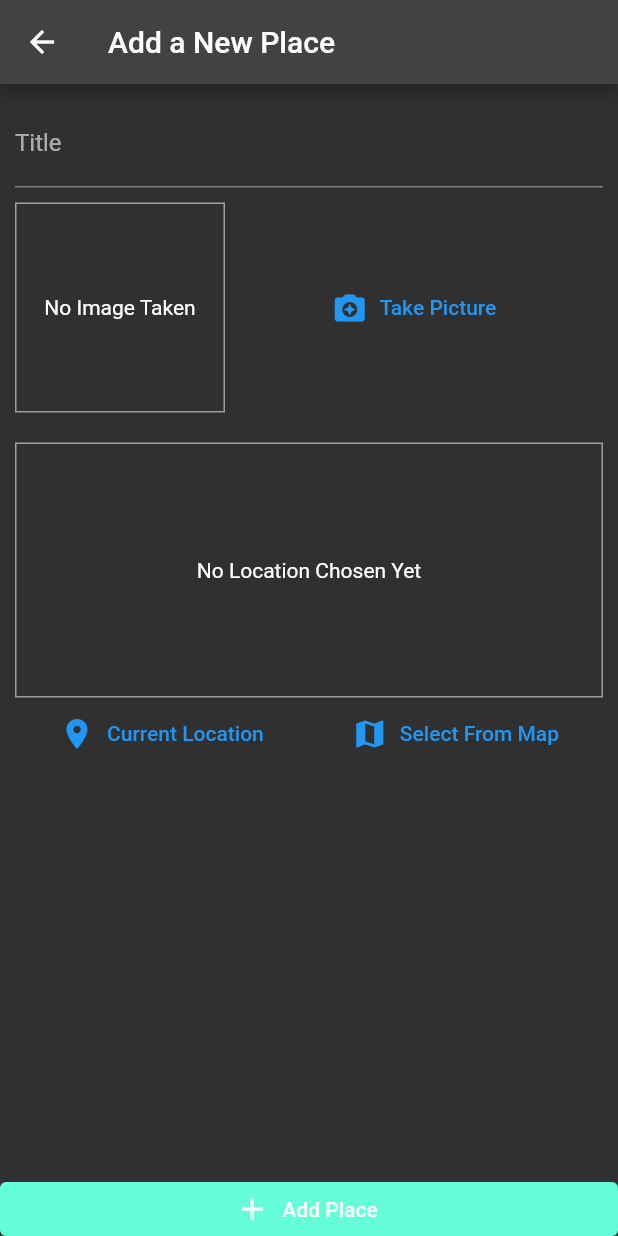
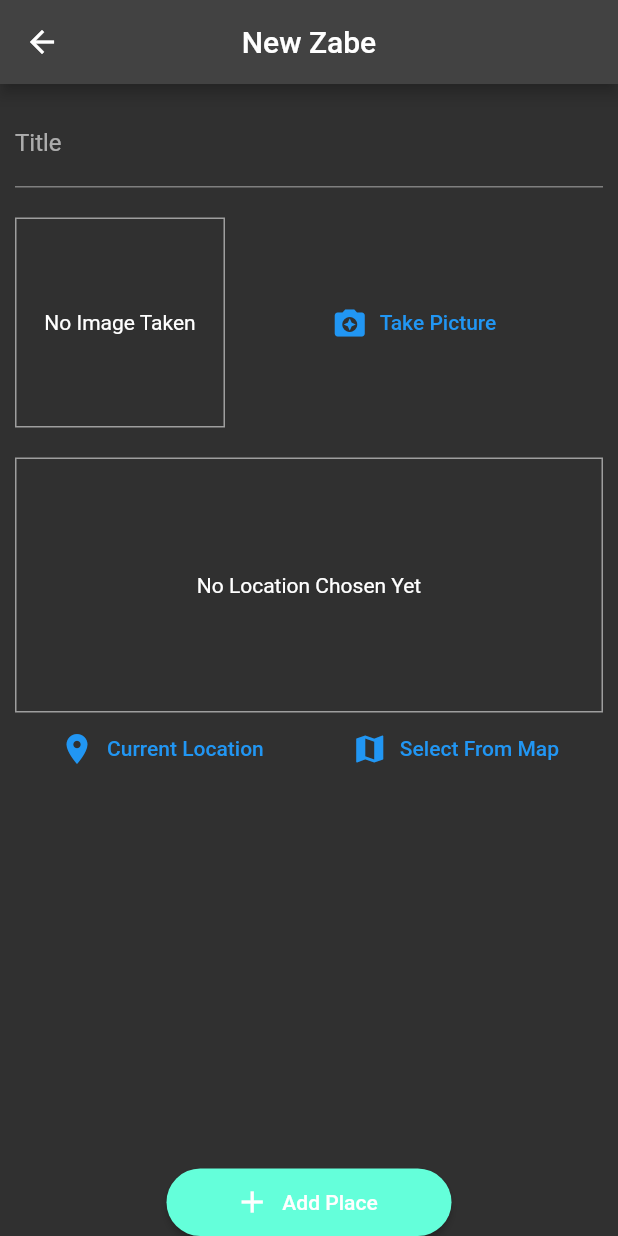
Before and after one commit to Oneya4/Scenary, a Flutter app: the AddPlaceScreen screen opened by its route, on a phone screen of 412 x 824 dp. Run offline on Flutter 3.47's test engine with Material 2 defaults, Android fonts, the light colour scheme and no system bars; our stand-ins replace google_maps_flutter, image_picker, location, sqflite; accounts and stored records are empty.

Commit message:
Update add_place_screen.dart

```diff
--- a/lib/screens/add_place_screen.dart
+++ b/lib/screens/add_place_screen.dart
@@ -42,10 +42,11 @@ class _AddPlaceScreenState extends State<AddPlaceScreen> {
   Widget build(BuildContext context) {
     return Scaffold(
       appBar: AppBar(
-        title: Text('Add a New Place'),
+        title: Text('New Zabe'),
+        centerTitle: true,
       ),
       body: Column(
-        crossAxisAlignment: CrossAxisAlignment.stretch,
+        // crossAxisAlignment: CrossAxisAlignment.stretch,
         children: [
           Expanded(
             child: SingleChildScrollView(
@@ -53,12 +54,13 @@ class _AddPlaceScreenState extends State<AddPlaceScreen> {
                 padding: const EdgeInsets.all(10),
                 child: Column(
                   children: [
-                    TextField(
+                    TextFormField(
                       decoration: InputDecoration(labelText: 'Title'),
                       controller: _titleController,
+                      textCapitalization: TextCapitalization.sentences,
                     ),
                     SizedBox(
-                      height: 10,
+                      height: 20,
                     ),
                     ImageInput(_selectImage),
                     SizedBox(
@@ -74,7 +76,8 @@ class _AddPlaceScreenState extends State<AddPlaceScreen> {
             icon: Icon(Icons.add),
             label: Text('Add Place'),
             style: ElevatedButton.styleFrom(
-              elevation: 0,
+              shape: StadiumBorder(),
+              fixedSize: Size(190, 45),
               primary: Theme.of(context).colorScheme.secondary,
               tapTargetSize: MaterialTapTargetSize.shrinkWrap,
             ),
```
